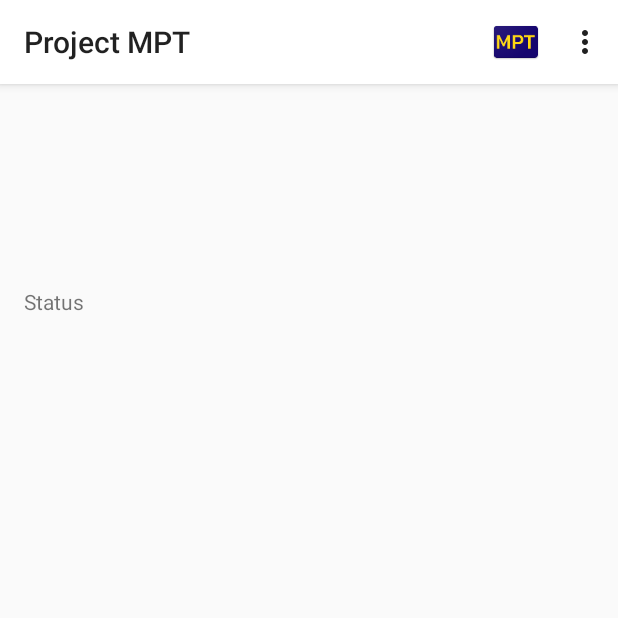
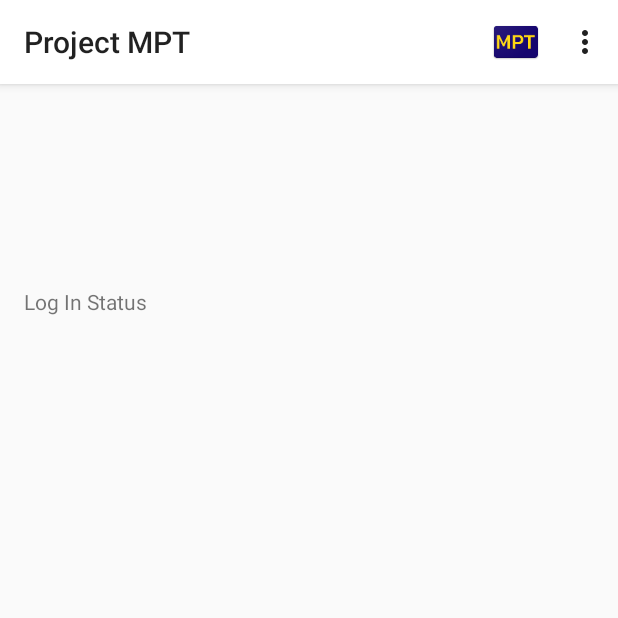
Before and after one commit to ProjectMPT/ProjectMPT, an Android app: the screen it shows after launch (MainActivity), on a phone screen of 412 x 824 dp, the top half of it. Run offline under Robolectric (Android 15) with nearby library versions, the phone set to English and light mode, and no system bars; our stand-ins replace Firebase (no records; nobody signed in at launch, a user with empty details on screens opened directly); libraries missing offline, so code that uses them is left out: com.firebase.ui.

Commit message:
Status tweak

```diff
--- a/app/src/main/res/layout/activity_main.xml
+++ b/app/src/main/res/layout/activity_main.xml
@@ -28,7 +28,7 @@
         android:layout_height="wrap_content"
         android:layout_marginLeft="16dp"
         android:layout_marginTop="191dp"
-        android:text="Status"
+        android:text="Log In Status"
         app:layout_constraintLeft_toLeftOf="parent"
         app:layout_constraintTop_toTopOf="parent"
         android:layout_marginStart="16dp" />
```
